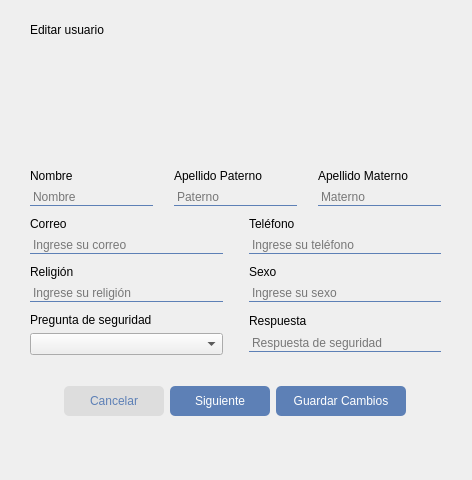
This is editarusuario.ui in Laloses/Hospital as Qt 5 draws it before an edit. The edited form follows.
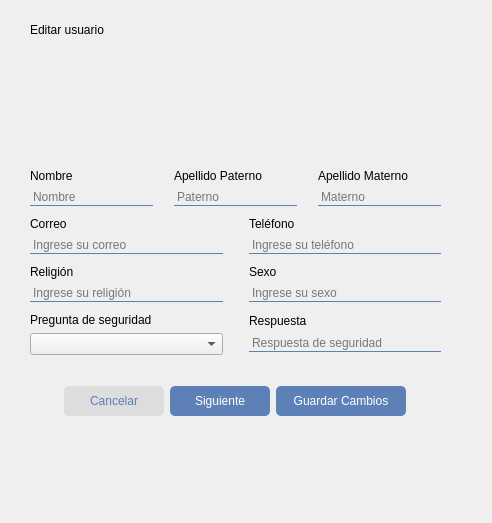
This is the edited form. The open tabs and pages were chosen to show the change. Icons and pictures are not drawn.

What changed in the file:
```diff
--- a/editarusuario.ui
+++ b/editarusuario.ui
@@ -6,8 +6,8 @@
    <rect>
     <x>0</x>
     <y>0</y>
-    <width>472</width>
-    <height>480</height>
+    <width>492</width>
+    <height>523</height>
    </rect>
   </property>
   <property name="windowTitle">
@@ -67,7 +67,7 @@
       <x>0</x>
       <y>0</y>
       <width>472</width>
-      <height>481</height>
+      <height>501</height>
      </rect>
     </property>
     <property name="currentIndex">
```
Left out of the diff: 2 changed lines with no effect on the pictures.
